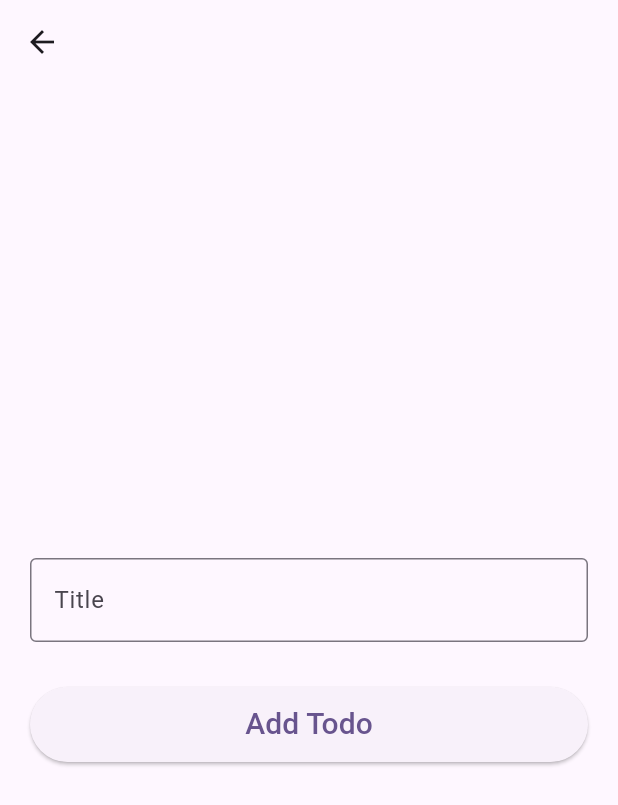
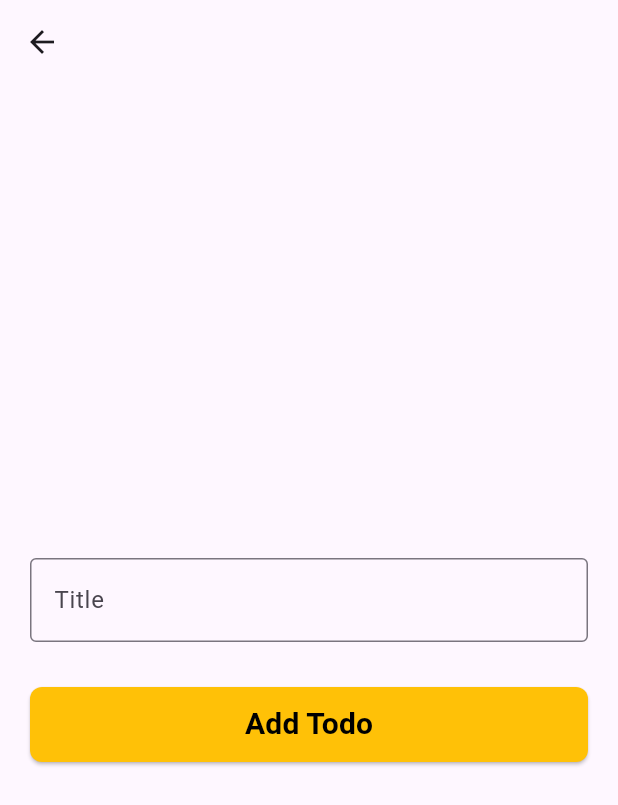
Before and after one commit to amAkshay18/Todo-App-Hive, a Flutter app: the screen it shows after launch, after a tap on the "add" icon, on a phone screen of 412 x 824 dp. Shown: the top 805 px of the screen. Run offline on Flutter 3.47's test engine with Material 3 defaults, Android fonts, the phone set to English and light mode, and no system bars; our stand-ins replace hive, hive_flutter; accounts and stored records are empty.

Commit message:
Color changed successfully

```diff
--- a/lib/screens/add_todo.dart
+++ b/lib/screens/add_todo.dart
@@ -38,9 +38,17 @@ class AddTodo extends StatelessWidget {
                     Navigator.pop(context);
                   }
                 },
+                style: ButtonStyle(
+                    backgroundColor: MaterialStateProperty.all(Colors.amber),
+                    shape: MaterialStateProperty.all(RoundedRectangleBorder(
+                        borderRadius: BorderRadius.circular(8)))),
                 child: const Text(
                   "Add Todo",
-                  style: TextStyle(fontSize: 20),
+                  style: TextStyle(
+                    fontSize: 20,
+                    color: Colors.black,
+                    fontWeight: FontWeight.bold,
+                  ),
                 ),
               ),
             ),
--- a/lib/screens/home_screen.dart
+++ b/lib/screens/home_screen.dart
@@ -17,9 +17,12 @@ class _HomeScreenState extends State<HomeScreen> {
   Widget build(BuildContext context) {
     return Scaffold(
       appBar: AppBar(
-        backgroundColor: const Color.fromARGB(255, 180, 94, 195),
+        backgroundColor: Colors.amber,
         centerTitle: true,
-        title: const Text('Hive Todo'),
+        title: const Text(
+          'Hive Todo',
+          style: TextStyle(fontWeight: FontWeight.bold),
+        ),
       ),
       body: ValueListenableBuilder(
         valueListenable: todoBox.listenable(),
@@ -37,6 +40,7 @@ class _HomeScreenState extends State<HomeScreen> {
               itemBuilder: (context, index) {
                 Todo todo = box.getAt(index);
                 return ListTile(
+                  tileColor: const Color.fromARGB(255, 230, 222, 186),
                   title: Text(
                     todo.title,
                     style: TextStyle(
@@ -76,6 +80,7 @@ class _HomeScreenState extends State<HomeScreen> {
         },
       ),
       floatingActionButton: FloatingActionButton(
+        backgroundColor: Colors.amber,
         onPressed: () {
           Navigator.push(
             context,
```
